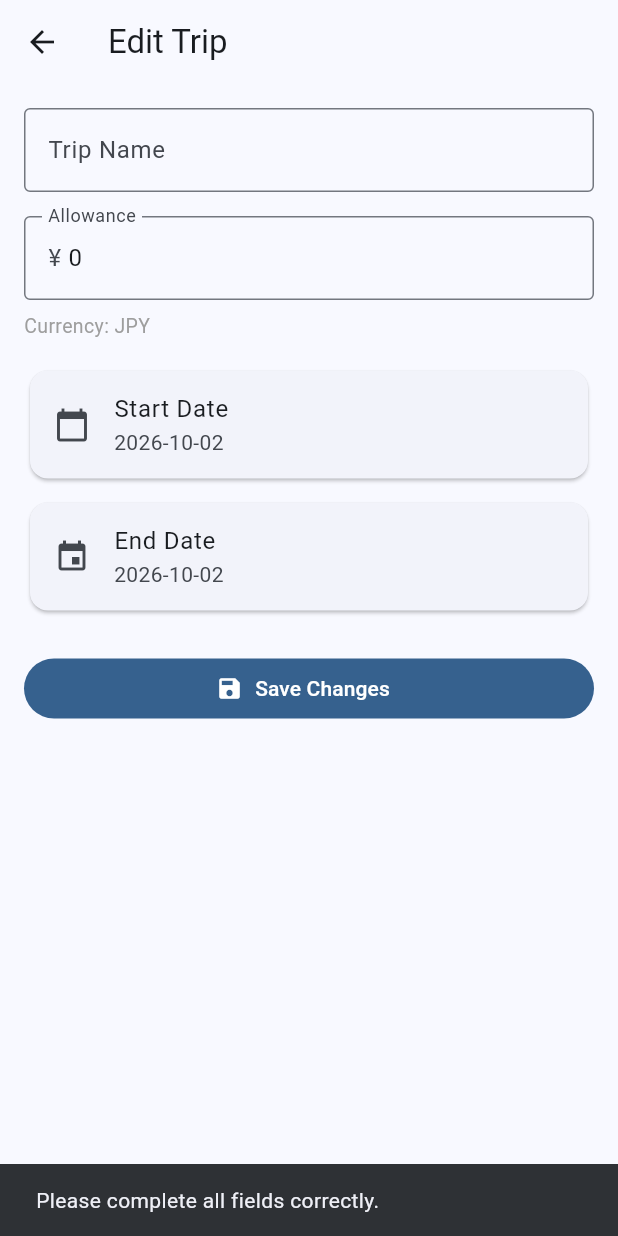
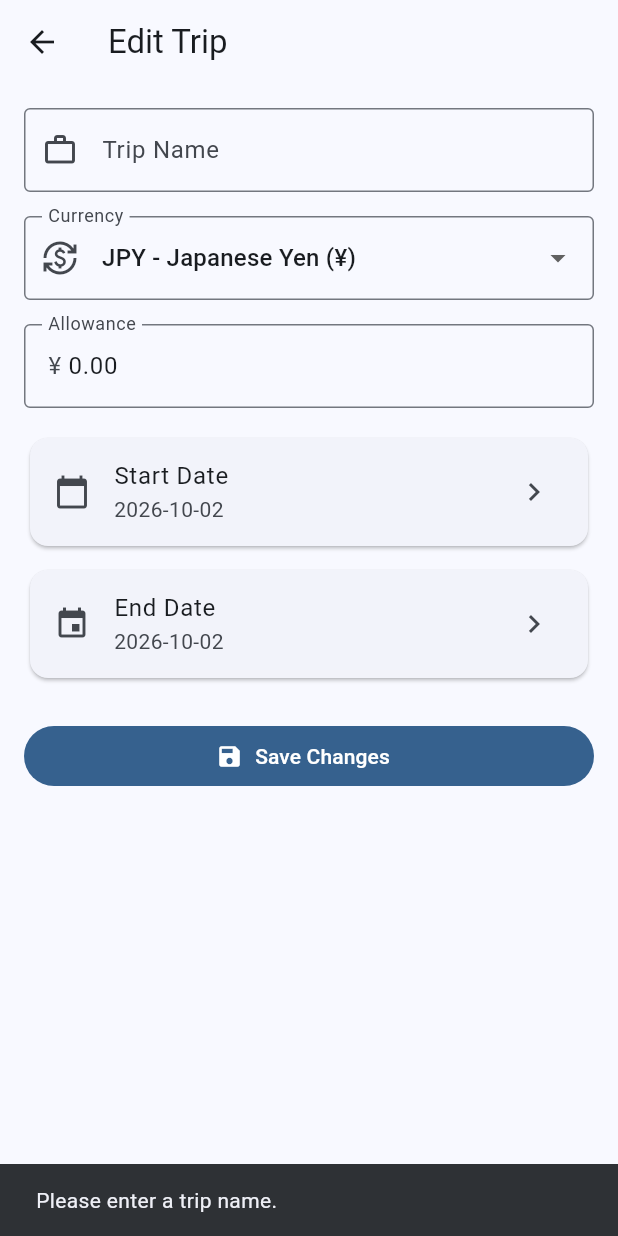
Before and after one commit to dodomozo/trip_budget, a Flutter app: the EditTripPage screen opened directly with empty values, after a tap on "Save Changes", on a phone screen of 412 x 824 dp. Run offline on Flutter 3.47's test engine with Material 3 defaults, Android fonts, the phone set to English and light mode, and no system bars; our stand-ins replace shared_preferences; accounts and stored records are empty.

Commit message:
:poop: still have bug

```diff
--- a/lib/pages/edit_trip_page.dart
+++ b/lib/pages/edit_trip_page.dart
@@ -22,6 +22,28 @@ class _EditTripPageState extends State<EditTripPage> {
   late DateTime _startDate;
   late DateTime _endDate;
 
+  late String _selectedCurrency;
+
+  bool _isConverting = false;
+
+  static const Map<String, String> _currencies = {
+    'JPY': 'Japanese Yen',
+    'USD': 'US Dollar',
+    'PHP': 'Philippine Peso',
+    'EUR': 'Euro',
+    'GBP': 'British Pound',
+    'KRW': 'South Korean Won',
+    'CNY': 'Chinese Yuan',
+    'SGD': 'Singapore Dollar',
+    'AUD': 'Australian Dollar',
+    'CAD': 'Canadian Dollar',
+    'HKD': 'Hong Kong Dollar',
+    'TWD': 'New Taiwan Dollar',
+    'THB': 'Thai Baht',
+    'MYR': 'Malaysian Ringgit',
+    'IDR': 'Indonesian Rupiah',
+  };
+
   @override
   void initState() {
     super.initState();
@@ -29,11 +51,13 @@ class _EditTripPageState extends State<EditTripPage> {
     _nameController = TextEditingController(text: widget.trip.name);
 
     _allowanceController = TextEditingController(
-      text: widget.trip.allowance.toStringAsFixed(0),
+      text: widget.trip.allowance.toStringAsFixed(2),
     );
 
     _startDate = widget.trip.startDate;
     _endDate = widget.trip.endDate;
+
+    _selectedCurrency = widget.trip.currencyCode;
   }
 
   @override
@@ -42,6 +66,76 @@ class _EditTripPageState extends State<EditTripPage> {
     _allowanceController.dispose();
 
     super.dispose();
+  }
+
+  String _currencySymbol(String currencyCode) {
+    return CurrencyService.getSymbol(currencyCode);
+  }
+
+  Future<void> _changeCurrency(String newCurrency) async {
+    if (newCurrency == _selectedCurrency) {
+      return;
+    }
+
+    final currentAllowance = double.tryParse(
+      _allowanceController.text.trim().replaceAll(',', ''),
+    );
+
+    if (currentAllowance == null || currentAllowance <= 0) {
+      ScaffoldMessenger.of(context).showSnackBar(
+        const SnackBar(
+          content: Text(
+            'Please enter a valid allowance before changing currency.',
+          ),
+        ),
+      );
+      return;
+    }
+
+    final oldCurrency = _selectedCurrency;
+
+    setState(() {
+      _isConverting = true;
+    });
+
+    try {
+      final rate = await CurrencyService.getExchangeRate(
+        oldCurrency,
+        newCurrency,
+      );
+
+      final convertedAllowance = currentAllowance * rate;
+
+      if (!mounted) {
+        return;
+      }
+
+      setState(() {
+        _selectedCurrency = newCurrency;
+
+        _allowanceController.text = convertedAllowance.toStringAsFixed(2);
+
+        _allowanceController.selection = TextSelection.fromPosition(
+          TextPosition(offset: _allowanceController.text.length),
+        );
+
+        _isConverting = false;
+      });
+    } catch (e) {
+      if (!mounted) {
+        return;
+      }
+
+      setState(() {
+        _isConverting = false;
+      });
+
+      ScaffoldMessenger.of(context).showSnackBar(
+        const SnackBar(
+          content: Text('Unable to get the latest exchange rate.'),
+        ),
+      );
+    }
   }
 
   Future<void> _selectStartDate() async {
@@ -74,7 +168,7 @@ class _EditTripPageState extends State<EditTripPage> {
       context: context,
       firstDate: _startDate,
       lastDate: DateTime(2100),
-      initialDate: _endDate.isBefore(_startDate) ? _startDate : _endDate,
+      initialDate: _endDate,
     );
 
     if (selectedDate == null || !mounted) {
@@ -97,14 +191,24 @@ class _EditTripPageState extends State<EditTripPage> {
       _allowanceController.text.trim().replaceAll(',', ''),
     );
 
-    if (name.isEmpty ||
-        allowance == null ||
-        allowance <= 0 ||
-        _endDate.isBefore(_startDate)) {
+    if (name.isEmpty) {
       ScaffoldMessenger.of(context).showSnackBar(
-        const SnackBar(content: Text('Please complete all fields correctly.')),
+        const SnackBar(content: Text('Please enter a trip name.')),
       );
+      return;
+    }
 
+    if (allowance == null || allowance <= 0) {
+      ScaffoldMessenger.of(context).showSnackBar(
+        const SnackBar(content: Text('Please enter a valid allowance.')),
+      );
+      return;
+    }
+
+    if (_endDate.isBefore(_startDate)) {
+      ScaffoldMessenger.of(context).showSnackBar(
+        const SnackBar(content: Text('End date cannot be before start date.')),
+      );
       return;
     }
 
@@ -114,10 +218,7 @@ class _EditTripPageState extends State<EditTripPage> {
       allowance: allowance,
       startDate: _startDate,
       endDate: _endDate,
-
-      // IMPORTANT:
-      // Keep the currency that belongs to this trip.
-      currencyCode: widget.trip.currencyCode,
+      currencyCode: _selectedCurrency,
     );
 
     await _tripStorageService.saveTrip(updatedTrip);
@@ -137,7 +238,7 @@ class _EditTripPageState extends State<EditTripPage> {
 
   @override
   Widget build(BuildContext context) {
-    final currencySymbol = CurrencyService.getSymbol(widget.trip.currencyCode);
+    final currencySymbol = _currencySymbol(_selectedCurrency);
 
     return Scaffold(
       appBar: AppBar(title: const Text('Edit Trip')),
@@ -146,10 +247,42 @@ class _EditTripPageState extends State<EditTripPage> {
         children: [
           TextField(
             controller: _nameController,
+            textCapitalization: TextCapitalization.words,
             decoration: const InputDecoration(
               labelText: 'Trip Name',
               border: OutlineInputBorder(),
+              prefixIcon: Icon(Icons.work_outline),
             ),
+          ),
+
+          const SizedBox(height: 16),
+
+          DropdownButtonFormField<String>(
+            initialValue: _selectedCurrency,
+            decoration: const InputDecoration(
+              labelText: 'Currency',
+              border: OutlineInputBorder(),
+              prefixIcon: Icon(Icons.currency_exchange),
+            ),
+            items: _currencies.entries.map((entry) {
+              final code = entry.key;
+              final name = entry.value;
+              final symbol = _currencySymbol(code);
+
+              return DropdownMenuItem<String>(
+                value: code,
+                child: Text('$code - $name ($symbol)'),
+              );
+            }).toList(),
+            onChanged: _isConverting
+                ? null
+                : (value) {
+                    if (value == null) {
+                      return;
+                    }
+
+                    _changeCurrency(value);
+                  },
           ),
 
           const SizedBox(height: 16),
@@ -164,12 +297,23 @@ class _EditTripPageState extends State<EditTripPage> {
             ),
           ),
 
-          const SizedBox(height: 8),
-
-          Text(
-            'Currency: ${widget.trip.currencyCode}',
-            style: const TextStyle(color: Colors.grey, fontSize: 13),
-          ),
+          if (_isConverting) ...[
+            const SizedBox(height: 8),
+            const Row(
+              children: [
+                SizedBox(
+                  width: 16,
+                  height: 16,
+                  child: CircularProgressIndicator(strokeWidth: 2),
+                ),
+                SizedBox(width: 8),
+                Text(
+                  'Converting allowance...',
+                  style: TextStyle(color: Colors.grey, fontSize: 13),
+                ),
+              ],
+            ),
+          ],
 
           const SizedBox(height: 16),
 
@@ -178,6 +322,7 @@ class _EditTripPageState extends State<EditTripPage> {
               leading: const Icon(Icons.calendar_today),
               title: const Text('Start Date'),
               subtitle: Text(_formatDate(_startDate)),
+              trailing: const Icon(Icons.chevron_right),
               onTap: _selectStartDate,
             ),
           ),
@@ -189,6 +334,7 @@ class _EditTripPageState extends State<EditTripPage> {
               leading: const Icon(Icons.event),
               title: const Text('End Date'),
               subtitle: Text(_formatDate(_endDate)),
+              trailing: const Icon(Icons.chevron_right),
               onTap: _selectEndDate,
             ),
           ),
@@ -196,7 +342,7 @@ class _EditTripPageState extends State<EditTripPage> {
           const SizedBox(height: 24),
 
           FilledButton.icon(
-            onPressed: _saveTrip,
+            onPressed: _isConverting ? null : _saveTrip,
             icon: const Icon(Icons.save),
             label: const Text('Save Changes'),
           ),
```
Also changed, not shown: lib/pages/budget_home_page.dart (+31 -50 lines), lib/pages/expense_history_page.dart (+27 -13 lines), lib/services/trip_storage_service.dart (+7 -5 lines).
